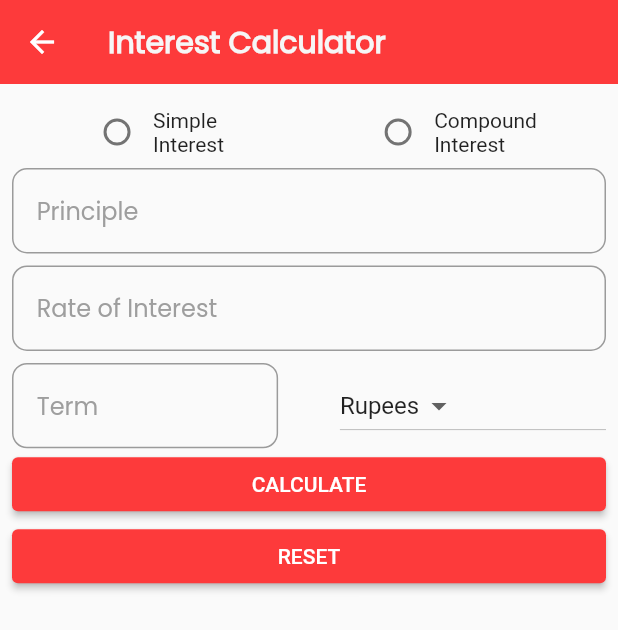
After one commit to DhruvalGorasiya/speed_lone, a Flutter app: the FdCalculatorView screen opened by its route, on a phone screen of 412 x 824 dp. The commit adds this screen. Shown: the top 630 px of the screen. Run offline on Flutter 3.47's test engine with Material 2 defaults, Android fonts, the phone set to English and light mode, and no system bars; our stand-ins replace cloud_firestore, firebase_core, get, google_mobile_ads; missing offline and left inert: dart:ffi, store_redirect; accounts and stored records are empty.

Commit message:
FD calculator complete

```diff
--- /dev/null
+++ b/lib/controller/fd_calculator_controller.dart
@@ -0,0 +1,81 @@
+import 'dart:math';
+
+import 'package:flutter/material.dart';
+import 'package:get/get.dart';
+
+class FdCalculatorController extends GetxController {
+  TextEditingController principalController = TextEditingController();
+  TextEditingController rateController = TextEditingController();
+  TextEditingController termController = TextEditingController();
+  String select = "";
+  String character = "";
+  String currentValue = "";
+  String nv = "";
+  String result = "";
+  final List<String> interest = ["Simple\nInterest", "Compound\nInterest"];
+  final List<String> currencies = ['Rupees', 'Dollars', 'Pounds'];
+
+  onClickRadioButton(value) {
+    select = value;
+    update();
+  }
+
+  setSelectedValue(String newValue) {
+    currentValue = newValue;
+    update();
+  }
+
+  String getEffectiveAmount(String newValue) {
+    String newResult;
+    double principal = double.parse(principalController.text);
+    double rate = double.parse(rateController.text);
+    double term = double.parse(termController.text);
+
+    double netPayableAmount = 0;
+    if (character == "simple") {
+      netPayableAmount = principal + (principal * rate * term) / 100;
+    } else if (character == "compound") {
+      netPayableAmount = principal * pow((1 + (rate / 100)), term);
+    }
+
+    if (term == 1) {
+      newResult =
+          "After $term year, you will have to pay total amount = $netPayableAmount $currentValue";
+    } else {
+      newResult =
+          "After $term year, you will have to pay total amount = $netPayableAmount $currentValue";
+    }
+    return newResult;
+  }
+
+  void onDialogOpen(BuildContext context, String s) {
+    var alertDialog = AlertDialog(
+      title: const Text("NP is selected...."),
+      content: Text(s),
+      backgroundColor: Colors.green,
+      elevation: 8.0,
+    );
+    showDialog(
+        context: context,
+        builder: (BuildContext context) {
+          return AlertDialog(
+            title: Text(s),
+          );
+        });
+  }
+
+  void reset() {
+    principalController.text = "";
+    rateController.text = "";
+    termController.text = "";
+    result = "";
+    currentValue = currencies[0];
+  }
+
+  @override
+  void onInit() {
+    // TODO: implement onInit
+    super.onInit();
+    currentValue = currencies[0];
+  }
+}
--- a/lib/utils/routes.dart
+++ b/lib/utils/routes.dart
@@ -15,4 +15,5 @@ class Routes {
   static const finalOfferView = '/finalOfferView';
   static const freeMemberShipView = '/freeMemberShipView';
   static const aboutUs = '/aboutUs';
+  static const fdCalculatorView = '/fdCalculatorView';
 }
--- a/lib/utils/string_constant.dart
+++ b/lib/utils/string_constant.dart
@@ -4,6 +4,7 @@ class StringConstant {
   static const personalDetail = 'Personal Detail';
   static const contactDetails = 'Contact Details';
   static const compareCalculator = 'Compress Loan';
+  static const interestCalculator = 'Interest Calculator';
   static const loanInstant = 'Loan Instant';
   static const setting = 'Setting';
   static const ageDetail = 'Age Detail';
--- /dev/null
+++ b/lib/view/fd_calculator_view.dart
@@ -0,0 +1,128 @@
+import 'package:flutter/material.dart';
+import 'package:get/get.dart';
+import 'package:lone_counter/controller/fd_calculator_controller.dart';
+import 'package:lone_counter/utils/colors_constant.dart';
+import 'package:lone_counter/utils/string_constant.dart';
+import 'package:lone_counter/utils/text_style_constant.dart';
+import 'package:lone_counter/widget/app_bar.dart';
+import 'package:lone_counter/widget/custom_button.dart';
+import 'package:lone_counter/widget/custom_text_field.dart';
+
+class FdCalculatorView extends StatelessWidget {
+  FdCalculatorView({Key? key}) : super(key: key);
+  final FdCalculatorController fdCalculatorController =
+      Get.put(FdCalculatorController());
+  @override
+  Widget build(BuildContext context) {
+    return Scaffold(
+      appBar: customAppBar(title: StringConstant.interestCalculator),
+      body: SafeArea(
+        child: Padding(
+          padding: const EdgeInsets.all(8.0),
+          child: Column(
+            children: [
+              Row(
+                mainAxisAlignment: MainAxisAlignment.spaceAround,
+                children: [
+                  addRadioButton(
+                    0,
+                    "Simple\nInterest",
+                  ),
+                  addRadioButton(1, "Compound\nInterest"),
+                ],
+              ),
+              customTextField(
+                hintText: "Principle",
+                controller: fdCalculatorController.principalController,
+                keyboardType: TextInputType.number,
+              ),
+              Padding(
+                padding: const EdgeInsets.symmetric(vertical: 8.0),
+                child: customTextField(
+                    keyboardType: TextInputType.number,
+                    hintText: "Rate of Interest",
+                    controller: fdCalculatorController.rateController),
+              ),
+              Row(
+                children: [
+                  Expanded(
+                    child: SizedBox(
+                      width: Get.width * 0.5,
+                      child: customTextField(
+                          keyboardType: TextInputType.number,
+                          hintText: "Term",
+                          controller: fdCalculatorController.termController),
+                    ),
+                  ),
+                  SizedBox(
+                    width: Get.width * 0.1,
+                  ),
+                  Expanded(
+                    child: GetBuilder<FdCalculatorController>(
+                      builder: (_) => DropdownButton<String>(
+                        items: fdCalculatorController.currencies
+                            .map((String value) {
+                          return DropdownMenuItem<String>(
+                            value: value,
+                            child: Text(value),
+                          );
+                        }).toList(),
+                        value: fdCalculatorController.currentValue,
+                        onChanged: (String? val) {
+                          fdCalculatorController.setSelectedValue(val ?? "");
+                          fdCalculatorController.nv = val ?? "";
+                          fdCalculatorController.currentValue = val ?? "";
+                        },
+                      ),
+                    ),
+                  ),
+                ],
+              ),
+              elevatedButton("CALCULATE", () {
+                fdCalculatorController.result = fdCalculatorController
+                    .getEffectiveAmount(fdCalculatorController.nv);
+                fdCalculatorController.onDialogOpen(
+                    context, fdCalculatorController.result);
+              }),
+              elevatedButton("RESET", () {
+                fdCalculatorController.reset();
+              }),
+            ],
+          ),
+        ),
+      ),
+    );
+  }
+
+  Widget addRadioButton(int btnIndex, String title) {
+    return Row(
+      mainAxisAlignment: MainAxisAlignment.start,
+      children: <Widget>[
+        GetBuilder<FdCalculatorController>(
+          builder: (_) => Radio(
+              activeColor: ColorConstant.primaryColor,
+              value: fdCalculatorController.interest[btnIndex],
+              groupValue: fdCalculatorController.select,
+              onChanged: (value) {
+                fdCalculatorController.onClickRadioButton(value);
+              }),
+        ),
+        Text(title),
+      ],
+    );
+  }
+
+  Widget elevatedButton(String title, VoidCallback onTap) {
+    return Row(
+      children: [
+        Expanded(
+            child: ElevatedButton(
+                style: ButtonStyle(
+                    backgroundColor:
+                        MaterialStateProperty.all(ColorConstant.primaryColor)),
+                onPressed: onTap,
+                child: Text(title))),
+      ],
+    );
+  }
+}
```
Also changed, not shown: lib/main.dart (+9 -3 lines), lib/view/calculator_view.dart (+11 -7 lines), lib/view/profile_view.dart (+22 -12 lines), lib/view/redeemed_view.dart (+0 -35 lines).
